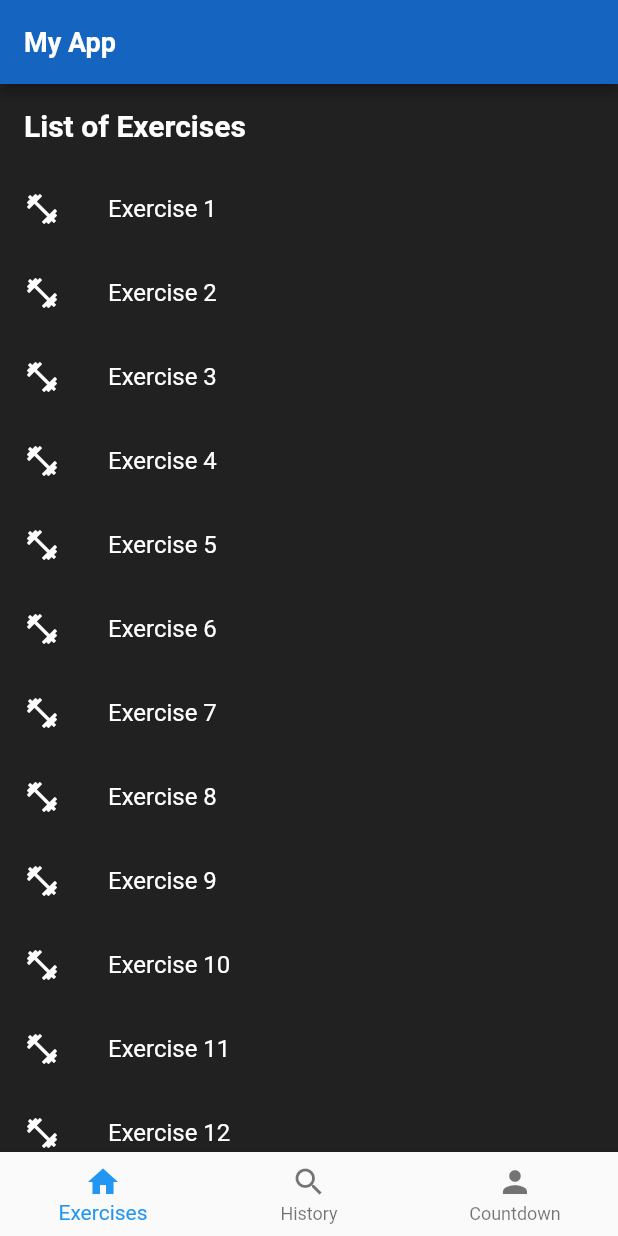
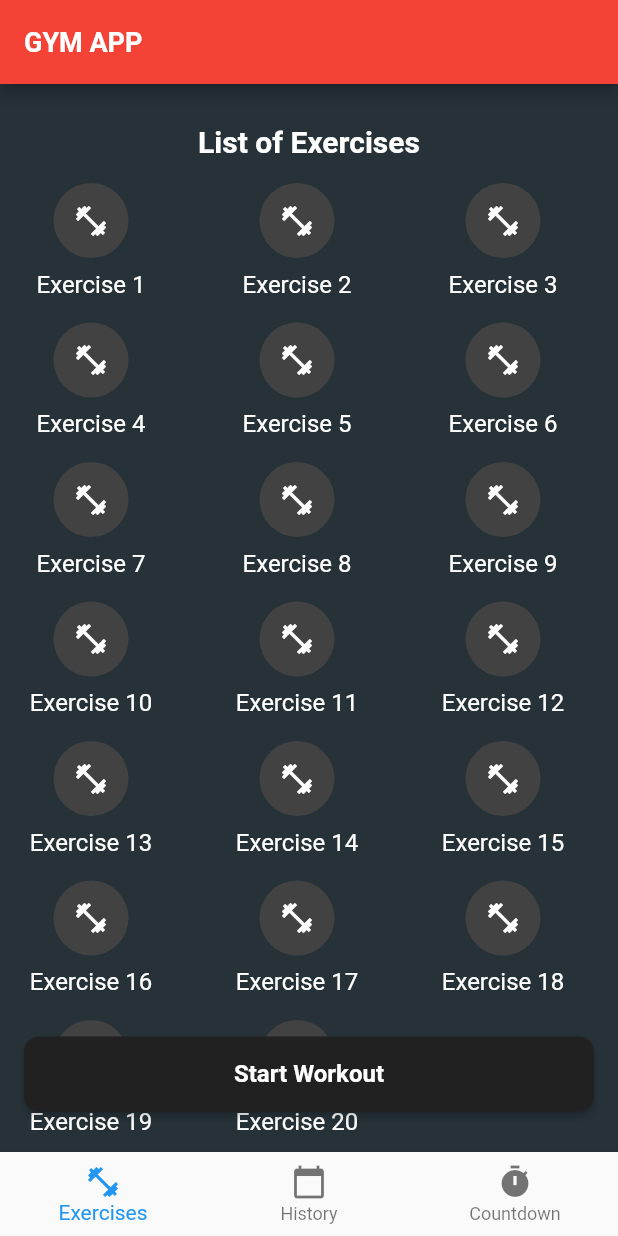
Before and after one commit to PetrosPoll/Flutter-NodeJs-Mongodb-Gym-App, a Flutter app: the BottomNavigationBarExample screen opened directly, on a phone screen of 412 x 824 dp. Run offline on Flutter 3.47's test engine with Material 2 defaults, Android fonts, the phone set to English and light mode, and no system bars; our stand-ins replace bloc, circular_countdown_timer, flutter_bloc, flutter_dotenv, table_calendar, vibration; network calls fail.

Commit message:
02 Stable version of app running

```diff
--- a/lib/bloc/calendar_manage_bloc.dart
+++ b/lib/bloc/calendar_manage_bloc.dart
@@ -25,11 +25,12 @@ class CalendarManageBloc extends Bloc<CalendarManageEvent, CalendarManageState>
 
     on<SaveSet>((event, emit) async {
       var completeURL = Uri.http(url, '/addExerciseSet');
-      var response = await http.post(completeURL, body: {'username': event.username, 'reps': event.reps, 'weight': event.weight, 'date': event.date, 'exercise_name': event.exerciseName});
+      var response = await http.post(completeURL, body: {'username': event.username, 'date': event.date, 'exercise_name': event.exerciseName});
+      // var response = await http.post(completeURL, body: {'username': event.username, 'reps': event.reps, 'weight': event.weight, 'date': event.date, 'exercise_name': event.exerciseName});
 
       if (response.statusCode == 200) {
         emit(CalendarManageInitial());
-        print('COMPLETe INSERT');
+        print('COMPLETE INSERT');
       }else{
         print('FAILED INSERT!!');
       }
--- a/lib/bloc/calendar_manage_event.dart
+++ b/lib/bloc/calendar_manage_event.dart
@@ -13,6 +13,8 @@ class ReceiveListOfSets extends CalendarManageEvent {
 
 class AddAnEvent extends CalendarManageEvent {
   final String exerciseName;
+  // final String reps;
+  // final String weight;
   final bool isNewEvent;
 
   AddAnEvent(this.exerciseName, this.isNewEvent);
--- a/lib/bottom_navigation.dart
+++ b/lib/bottom_navigation.dart
@@ -22,7 +22,8 @@ class _BottomNavigationBarExampleState extends State<BottomNavigationBarExample>
   Widget build(BuildContext context) {
     return Scaffold(
       appBar: AppBar(
-        title: Text('My App'),
+        title: Text('GYM APP'),
+        backgroundColor: Colors.red, // Set the color of the AppBar
       ),
       body: IndexedStack(
         index: _selectedIndex,
@@ -35,15 +36,15 @@ class _BottomNavigationBarExampleState extends State<BottomNavigationBarExample>
       bottomNavigationBar: BottomNavigationBar(
         items: [
           BottomNavigationBarItem(
-            icon: Icon(Icons.home),
+            icon: Icon(Icons.fitness_center),
             label: 'Exercises',
           ),
           BottomNavigationBarItem(
-            icon: Icon(Icons.search),
+            icon: Icon(Icons.calendar_today),
             label: 'History',
           ),
           BottomNavigationBarItem(
-            icon: Icon(Icons.person),
+            icon: Icon(Icons.timer),
             label: 'Countdown',
           ),
         ],
--- a/lib/exercises.dart
+++ b/lib/exercises.dart
@@ -1,6 +1,6 @@
 import 'package:flutter/material.dart';
 import 'exercise_details.dart';
-
+import 'exercises_in_workout.dart';
 
 class Exercises extends StatefulWidget {
   final VoidCallback? callbackFromCalendar;
@@ -17,12 +17,14 @@ class _ExercisesState extends State<Exercises> {
   @override
   Widget build(BuildContext context) {
     return Center(
-      child: Container(
-        color: Colors.grey[900],
+      child: Stack(
+          children: [
+            SingleChildScrollView(
               child: Column(
                 crossAxisAlignment: CrossAxisAlignment.start,
                 children: [
-            Padding(
+                  Center(
+                      child: Padding(
                                       padding: EdgeInsets.all(16.0),
                                       child: Text(
                                         'List of Exercises',
@@ -33,34 +35,83 @@ class _ExercisesState extends State<Exercises> {
                                         ),
                                       ),
                                     ),
-            Expanded(
-              child: ListView.builder(
-                itemCount: 20,
-                itemBuilder: (context, index) {
-                  return ListTile(
-                    leading: Icon(
-                      Icons.fitness_center,
-                      color: Colors.white,
                   ),
-                    title: Text(
-                      'Exercise ${index + 1}',
-                      style: TextStyle(color: Colors.white),
-                    ),
+                  Container(
+                    child: Wrap(
+                      spacing: 16.0, // Spacing between each box
+                      runSpacing: 16.0, // Spacing between each row
+                      children: List.generate(20, (index) {
+                        return GestureDetector(
                           onTap: () {
                             Navigator.push(
                               context,
                               MaterialPageRoute(
-                          builder: (context) => ExerciseDetails( exerciseName: 'Exercise ${index + 1}'),
+                                builder: (context) => ExerciseDetails(
+                                  exerciseName: 'Exercise ${index + 1}',
+                                ),
                               ),
                             );
                           },
+                          child: Container(
+                            width: (MediaQuery.of(context).size.width - 48) / 3, // Adjust the width based on the number of items per row
+                            child: Column(
+                              children: [
+                                CircleAvatar(
+                                  radius: 25,
+                                  backgroundColor: Colors.grey[800],
+                                  child: Icon(
+                                    Icons.fitness_center,
+                                    color: Colors.white,
+                                  ),
+                                ),
+                                SizedBox(height: 8.0),
+                                Text(
+                                  'Exercise ${index + 1}',
+                                  style: TextStyle(color: Colors.white),
+                                ),
+                              ],
+                            ),
+                          ),
                         );
-                },
+                      }),
                     ),
                   ),
                 ],
               ),
             ),
+            Positioned(
+              left: 16,
+              right: 16,
+              bottom: 16,
+              child: Container(
+                height: 50,
+                width: double.infinity,
+                color: Colors.transparent,
+                child: ElevatedButton(
+                  onPressed: () {
+                     Navigator.push(
+                      context,
+                        MaterialPageRoute(
+                          builder: (context) => ExerciseList(),
+                        ),
+                      );
+                  },
+                  style: ElevatedButton.styleFrom(
+                    primary: Colors.grey[900], // Set the background color of the button
+                  ),
+                  child: Text(
+                    'Start Workout',
+                    style: TextStyle(
+                      fontSize: 16,
+                      fontWeight: FontWeight.bold,
+                      color: Colors.white,
+                    ),
+                  ),
+                ),
+              ),
+            ),
+          ],
+        ),
     );
   }
 }
--- a/lib/main.dart
+++ b/lib/main.dart
@@ -102,8 +102,10 @@ class LoginScreen extends StatelessWidget {
             SizedBox(height: 16),
             ElevatedButton(
               onPressed: () async {
-                var completeURL = Uri.http(url, '/login');
-                var response = await http.post(completeURL, body: {'username': 'pollakis.p6@gmail.com', 'password': '1234'});
+                var completeURL = Uri.parse('$url/login');  // Use Uri.parse() instead of Uri.http()
+                print("-------333333");
+                print(completeURL);
+                var response = await http.post(completeURL, body: {'username': 'root', 'password': '1234'});
 
                 if (response.statusCode == 200) {
                   print('Pass the login credentials');
--- a/pubspec.yaml
+++ b/pubspec.yaml
@@ -30,6 +30,7 @@ environment:
 dependencies:
   flutter:
     sdk: flutter
+  device_info_plus: ^9.0.2 # Update to a compatible version
   table_calendar: ^3.0.9
   intl: ^0.18.1
 
```
Also changed, not shown: lib/calendar.dart (+29 -46 lines), lib/exercises_in_workout.dart (added, +29 -0 lines), pubspec.lock. Lines whose indentation alone changed are shown as unchanged.
